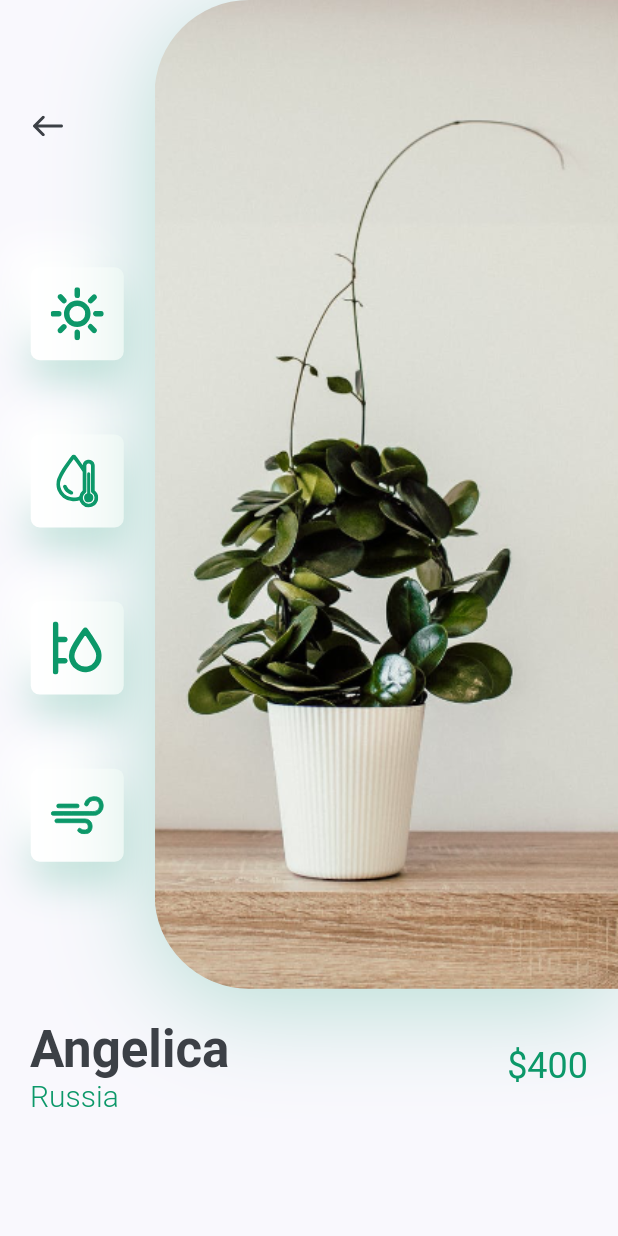
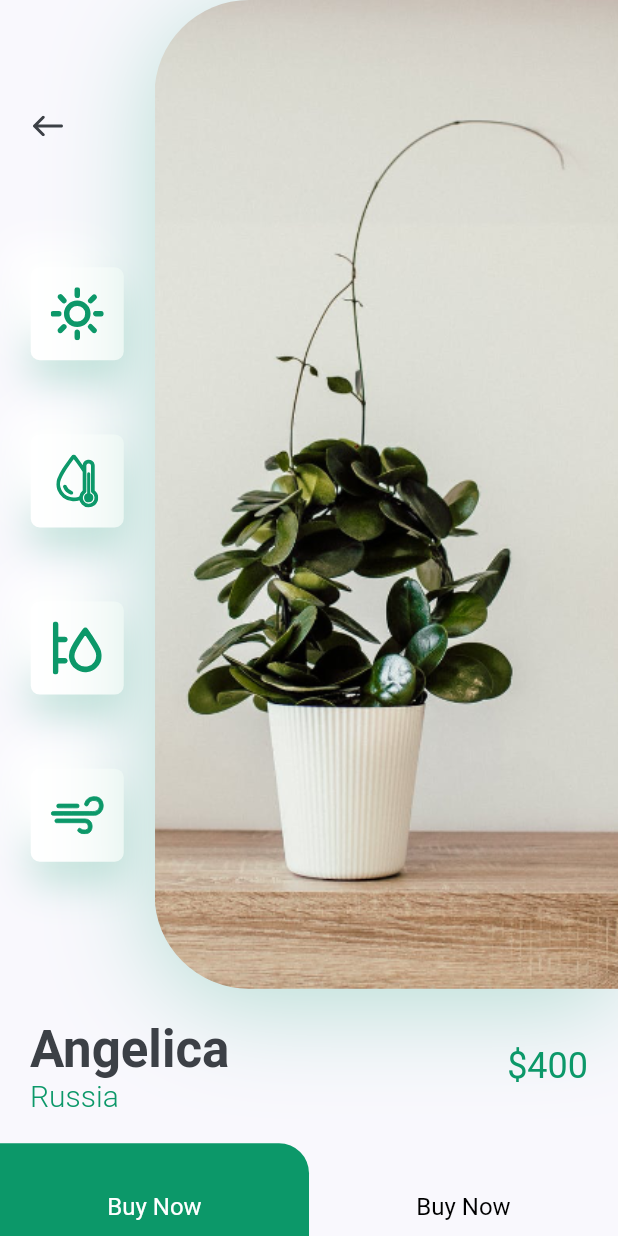
Before and after one commit to meisabikumar/flutter_plant_app, a Flutter app: the DetailsScreen screen opened directly, on a phone screen of 412 x 824 dp. Run offline on Flutter 3.47's test engine with Material 2 defaults, Android fonts, the phone set to English and light mode, and no system bars; our stand-ins replace flutter_svg.

Commit message:
bottom buttons

```diff
--- a/lib/screens/details/components/body.dart
+++ b/lib/screens/details/components/body.dart
@@ -15,10 +15,48 @@ class DetailBody extends StatelessWidget {
       child: Column(
         children: [
           ImageAndIcons(size: size),
-          TitleAndPrice(
-            country: 'Russia',
-            price: 400,
-            title: 'Angelica',
+          TitleAndPrice(country: 'Russia', price: 400, title: 'Angelica'),
+          SizedBox(
+            height: kDefaultPadding,
+          ),
+          Row(
+            children: [
+              SizedBox(
+                width: size.width / 2,
+                height: 84,
+                child: TextButton(
+                  onPressed: () {},
+                  child: const Text("Buy Now"),
+                  style: TextButton.styleFrom(
+                    shape: const RoundedRectangleBorder(
+                      borderRadius: BorderRadius.only(
+                        topRight: Radius.circular(20),
+                      ),
+                    ),
+                    primary: Colors.white,
+                    backgroundColor: kPrimaryColor,
+                    textStyle: const TextStyle(
+                      fontSize: 16,
+                      color: Colors.white,
+                    ),
+                  ),
+                ),
+              ),
+              Expanded(
+                child: TextButton(
+                  onPressed: () {},
+                  child: const Text("Buy Now"),
+                  style: TextButton.styleFrom(
+                    primary: Colors.black,
+                    // backgroundColor: kPrimaryColor,
+                    textStyle: const TextStyle(
+                      fontSize: 16,
+                      color: Colors.white,
+                    ),
+                  ),
+                ),
+              )
+            ],
           ),
         ],
       ),
```
